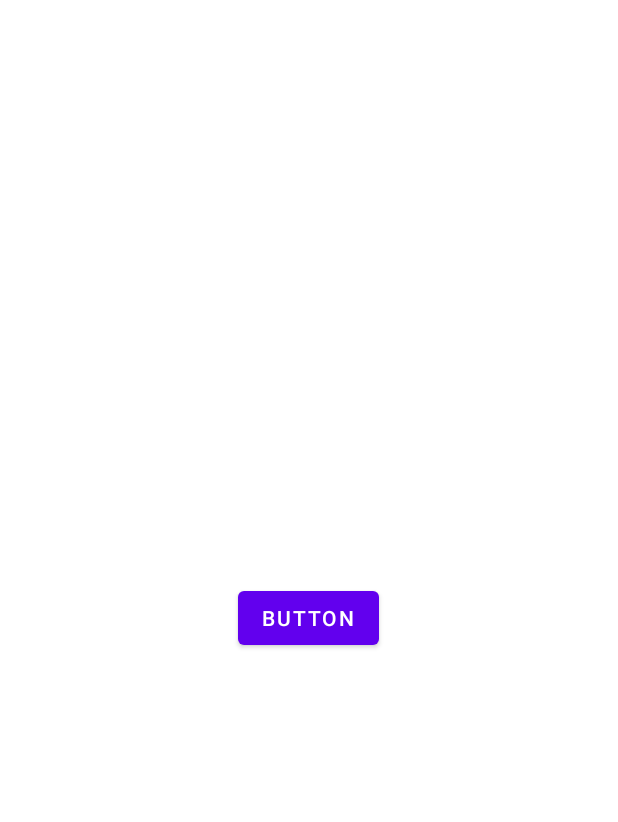
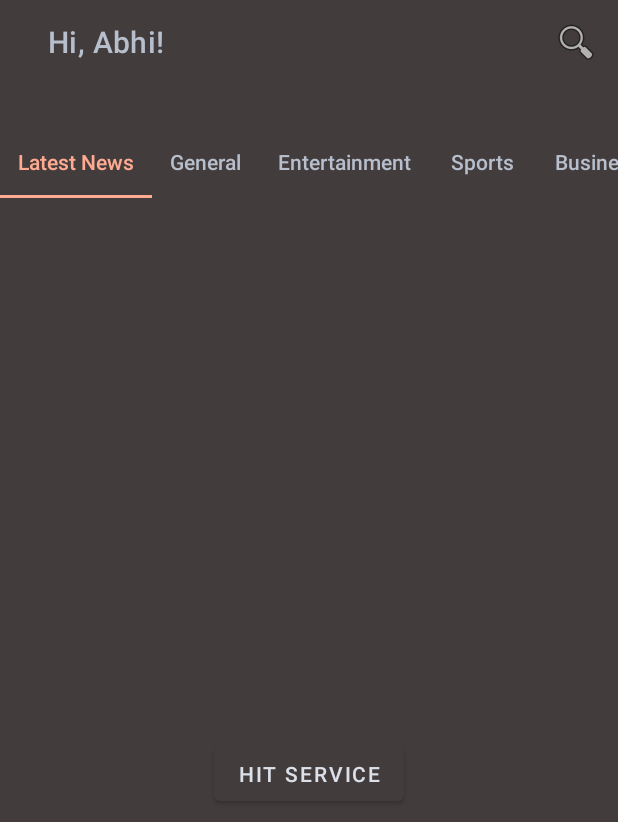
Before and after one commit to chauhan-abhi/modern-news-app, an Android app: the screen it shows after launch (MainActivity), on a phone screen of 412 x 824 dp. Shown: the top 822 px of the screen. Run offline under Robolectric (Android 15) with nearby library versions, the phone set to English and light mode, and no system bars; our stand-ins replace Dagger/Hilt's generated code, Timber, data binding; libraries missing offline, so code that uses them is left out: com.facebook.stetho; 1 statement that could not run was skipped.

Commit message:
Tab layout and view pager setup

```diff
--- a/app/src/main/AndroidManifest.xml
+++ b/app/src/main/AndroidManifest.xml
@@ -19,6 +19,10 @@
 
                 <category android:name="android.intent.category.LAUNCHER" />
             </intent-filter>
+
+            <meta-data android:name="android.app.searchable"
+                android:resource="@xml/searchable" />
+
         </activity>
     </application>
 
--- a/app/src/main/java/com/abhi/modernnewsapp/core/di/AppModule.kt
+++ b/app/src/main/java/com/abhi/modernnewsapp/core/di/AppModule.kt
@@ -21,12 +21,7 @@ import javax.inject.Singleton
 @Module
 @InstallIn(ApplicationComponent::class)
 object AppModule {
-/*
 
-    @Provides
-    @Singleton
-    fun providesContext(): Context = app.applicationContext
-*/
 
     @Singleton
     @Provides
--- a/app/src/main/java/com/abhi/modernnewsapp/news/MainActivity.kt
+++ b/app/src/main/java/com/abhi/modernnewsapp/news/MainActivity.kt
@@ -1,32 +1,60 @@
 package com.abhi.modernnewsapp.news
 
+import android.app.SearchManager
+import android.content.Context
 import androidx.appcompat.app.AppCompatActivity
 import android.os.Bundle
 import android.util.Log
+import android.view.Menu
+import android.view.MenuItem
 import androidx.activity.viewModels
+import androidx.appcompat.widget.SearchView
 import androidx.lifecycle.ViewModelProvider
+import androidx.viewpager2.widget.ViewPager2
 import com.abhi.modernnewsapp.R
 import com.abhi.modernnewsapp.core.base.BaseActivity
 import com.abhi.modernnewsapp.core.di.Injector
 import com.abhi.modernnewsapp.core.extensions.observeNotNull
 import com.abhi.modernnewsapp.core.uistate.ViewState
+import com.abhi.modernnewsapp.news.ui.adapter.NewsListingPagerAdapter
 import com.abhi.modernnewsapp.news.viewmodel.NewsViewModel
 import com.abhi.modernnewsapp.news.viewmodel.NewsViewModelFactory
+import com.google.android.material.tabs.TabLayoutMediator
 import dagger.hilt.EntryPoint
 import dagger.hilt.android.AndroidEntryPoint
 import kotlinx.android.synthetic.main.activity_main.*
+import kotlinx.android.synthetic.main.app_bar_main.*
 import timber.log.Timber
 import javax.inject.Inject
 
-class MainActivity : BaseActivity() {
+class MainActivity : BaseActivity(), SearchView.OnQueryTextListener {
 
-    private val newsViewModel: NewsViewModel by viewModels()
+    lateinit var pagerAdapter: NewsListingPagerAdapter
+
+    val categoryTitles = arrayListOf(
+        "Latest News",
+        "General",
+        "Entertainment",
+        "Sports",
+        "Business",
+        "Technology",
+        "Science",
+        "Health")
 
     override fun onCreate(savedInstanceState: Bundle?) {
         super.onCreate(savedInstanceState)
         setContentView(R.layout.activity_main)
-        //Injector.appComponent.inject(this)
-        button.setOnClickListener {
+
+        pagerAdapter = NewsListingPagerAdapter(this)
+        viewpager.adapter = pagerAdapter
+        //setSupportActionBar(mToolbar)
+        TabLayoutMediator(tabLayout, viewpager) { tab, position ->
+            tab.text = categoryTitles[position]
+        }.attach()
+        mToolbar.title = "Hi, Abhi!"
+        setSupportActionBar(mToolbar)
+        //tabLayout.getTabAt()
+        /*button.setOnClickListener {
             newsViewModel.getNewsForCategory("technology").observeNotNull(this) { state ->
                 when(state) {
                     is ViewState.Success -> Log.d("RES: ", state.data.toString())
@@ -34,7 +62,26 @@ class MainActivity : BaseActivity() {
                     is ViewState.Error   -> Log.d("RES: ", "Error...")
                 }
             }
-        }
+        }*/
 
     }
+
+    override fun onCreateOptionsMenu(menu: Menu): Boolean {
+        menuInflater.inflate(R.menu.menu, menu)
+        val itemSearch = menu.findItem(R.id.action_search)
+
+        return true
+    }
+
+    override fun onOptionsItemSelected(item: MenuItem): Boolean {
+        return super.onOptionsItemSelected(item)
+    }
+
+    override fun onQueryTextSubmit(query: String?): Boolean {
+        TODO("Not yet implemented")
+    }
+
+    override fun onQueryTextChange(newText: String?): Boolean {
+        TODO("Not yet implemented")
+    }
 }
--- /dev/null
+++ b/app/src/main/java/com/abhi/modernnewsapp/news/ui/NewsListFragment.kt
@@ -0,0 +1,54 @@
+package com.abhi.modernnewsapp.news.ui
+
+import android.os.Bundle
+import android.util.Log
+import androidx.fragment.app.Fragment
+import android.view.LayoutInflater
+import android.view.View
+import android.view.ViewGroup
+import androidx.activity.viewModels
+import androidx.fragment.app.viewModels
+import com.abhi.modernnewsapp.R
+import com.abhi.modernnewsapp.core.extensions.observeNotNull
+import com.abhi.modernnewsapp.core.uistate.ViewState
+import com.abhi.modernnewsapp.news.viewmodel.NewsViewModel
+import dagger.hilt.android.AndroidEntryPoint
+import kotlinx.android.synthetic.main.fragment_news_list.*
+
+@AndroidEntryPoint
+class NewsListFragment : Fragment() {
+
+    private val newsViewModel: NewsViewModel by viewModels()
+    private var cateogory: String = ""
+    companion object {
+        fun newInstance(category: String): NewsListFragment {
+            val fragment = NewsListFragment()
+            fragment.arguments = Bundle().apply {
+                putString("category", category)
+            }
+            return fragment
+        }
+    }
+
+    override fun onCreateView(
+        inflater: LayoutInflater, container: ViewGroup?,
+        savedInstanceState: Bundle?
+    ): View? {
+        // Inflate the layout for this fragment
+        return inflater.inflate(R.layout.fragment_news_list, container, false)
+    }
+
+    override fun onViewCreated(view: View, savedInstanceState: Bundle?) {
+        cateogory = arguments?.getString("category") ?: ""
+        hitServiceButton.setOnClickListener {
+            newsViewModel.getNewsForCategory(cateogory).observeNotNull(this) { state ->
+                when(state) {
+                    is ViewState.Success -> Log.d("RES: ", state.data.toString())
+                    is ViewState.Loading -> Log.d("RES: ", "Loading..")
+                    is ViewState.Error   -> Log.d("RES: ", "Error...")
+                }
+            }
+        }
+        super.onViewCreated(view, savedInstanceState)
+    }
+}
--- /dev/null
+++ b/app/src/main/java/com/abhi/modernnewsapp/news/ui/adapter/NewsListingPagerAdapter.kt
@@ -0,0 +1,32 @@
+package com.abhi.modernnewsapp.news.ui.adapter
+
+import androidx.fragment.app.Fragment
+import androidx.fragment.app.FragmentActivity
+import androidx.viewpager2.adapter.FragmentStateAdapter
+import com.abhi.modernnewsapp.news.ui.NewsListFragment
+
+class NewsListingPagerAdapter(val fragment: FragmentActivity): FragmentStateAdapter(fragment) {
+
+    val categories = arrayListOf(
+        "",
+        "General",
+        "Entertainment",
+        "Sports",
+        "Business",
+        "Technology",
+        "Science",
+        "Health")
+
+    override fun getItemCount(): Int {
+        return 8
+    }
+
+    override fun createFragment(position: Int): Fragment {
+        return NewsListFragment.newInstance(categories[position])
+    }
+
+    /*public fun getTabView(position: Int): View {
+        val view = LayoutInflater.from(fragment).inflate(R.layout.custom_tab, null)
+
+    }*/
+}
--- /dev/null
+++ b/app/src/main/res/drawable/search_background_border.xml
@@ -0,0 +1,5 @@
+<?xml version="1.0" encoding="utf-8"?>
+<shape xmlns:android="http://schemas.android.com/apk/res/android">
+    <solid android:color="#3c4043" />
+    <corners android:radius="10dp" />
+</shape>
--- a/app/src/main/res/layout/activity_main.xml
+++ b/app/src/main/res/layout/activity_main.xml
@@ -1,29 +1,60 @@
 <?xml version="1.0" encoding="utf-8"?>
-<androidx.constraintlayout.widget.ConstraintLayout xmlns:android="http://schemas.android.com/apk/res/android"
-    xmlns:app="http://schemas.android.com/apk/res-auto"
-    xmlns:tools="http://schemas.android.com/tools"
-    android:layout_width="match_parent"
-    android:layout_height="match_parent"
-    tools:context=".news.MainActivity">
+<layout xmlns:android="http://schemas.android.com/apk/res/android"
+    xmlns:app="http://schemas.android.com/apk/res-auto">
 
-    <FrameLayout
-        android:id="@+id/mainContainer"
+    <androidx.coordinatorlayout.widget.CoordinatorLayout
         android:layout_width="match_parent"
         android:layout_height="match_parent"
-        app:layout_constraintBottom_toBottomOf="parent"
-        app:layout_constraintEnd_toEndOf="parent"
-        app:layout_constraintStart_toStartOf="parent"
-        app:layout_constraintTop_toTopOf="parent">
+        android:background="@color/bg_search_bar"
+        android:fitsSystemWindows="true">
 
-        <Button
-            android:id="@+id/button"
-            android:layout_width="wrap_content"
+        <com.google.android.material.appbar.AppBarLayout
+            android:id="@+id/ablNewsListing"
+            android:layout_width="match_parent"
             android:layout_height="wrap_content"
-            android:layout_gravity="center"
-            android:text="Button" />
-    </FrameLayout>
+            android:fitsSystemWindows="true"
+            android:theme="@style/ToolbarTheme">
+
+            <com.google.android.material.appbar.CollapsingToolbarLayout
+                android:id="@+id/collapsing_toolbar"
+                android:layout_width="match_parent"
+                android:layout_height="132dp"
+                app:layout_scrollFlags="scroll|enterAlways|exitUntilCollapsed"
+                app:titleEnabled="false">
+
+                <androidx.appcompat.widget.Toolbar
+                    android:id="@+id/mToolbar"
+                    android:layout_width="match_parent"
+                    android:layout_height="?attr/actionBarSize"
+                    app:layout_collapseMode="parallax"
+                    android:layout_marginLeft="16dp"
+                    app:popupTheme="@style/ToolbarPopupTheme"
+                    app:titleTextColor="@color/grey_text" />
+
+                <com.google.android.material.tabs.TabLayout
+                    android:id="@+id/tabLayout"
+                    android:layout_width="match_parent"
+                    android:layout_height="48dp"
+                    app:layout_collapseMode="pin"
+                    android:layout_gravity="bottom"
+                    style="@style/NewsCustomTabLayout"
+                    app:tabTextColor="@color/grey_text"
+                    app:tabSelectedTextColor="@color/accent_color"
+                    app:tabIndicator="@color/accent_color"
+                    android:background="@color/bg_search_bar"
+                    app:tabMode="scrollable" />
+
+            </com.google.android.material.appbar.CollapsingToolbarLayout>
+
+        </com.google.android.material.appbar.AppBarLayout>
 
 
+        <androidx.viewpager2.widget.ViewPager2
+            android:id="@+id/viewpager"
+            android:layout_width="match_parent"
+            android:layout_height="match_parent"
+            app:layout_behavior="@string/appbar_scrolling_view_behavior" />
 
 
-</androidx.constraintlayout.widget.ConstraintLayout>
+    </androidx.coordinatorlayout.widget.CoordinatorLayout>
+</layout>
--- /dev/null
+++ b/app/src/main/res/layout/app_bar_main.xml
@@ -0,0 +1,28 @@
+<?xml version="1.0" encoding="utf-8"?>
+<layout>
+
+    <androidx.coordinatorlayout.widget.CoordinatorLayout xmlns:android="http://schemas.android.com/apk/res/android"
+        xmlns:app="http://schemas.android.com/apk/res-auto"
+        android:layout_width="match_parent"
+        android:layout_height="match_parent">
+
+        <com.google.android.material.appbar.AppBarLayout
+            android:layout_width="match_parent"
+            android:layout_height="wrap_content"
+            android:layout_marginLeft="20dp"
+            android:layout_marginTop="20dp"
+            android:layout_marginRight="20dp"
+            android:background="@color/black"
+            android:theme="@style/ToolbarTheme" />
+
+        <androidx.appcompat.widget.Toolbar
+            android:id="@+id/toolbar"
+            android:layout_width="match_parent"
+            android:layout_height="?attr/actionBarSize"
+            android:background="@drawable/search_background_border"
+            app:popupTheme="@style/ToolbarPopupTheme"
+            app:titleTextColor="@color/white" />
+
+
+    </androidx.coordinatorlayout.widget.CoordinatorLayout>
+</layout>
--- /dev/null
+++ b/app/src/main/res/layout/custom_tab.xml
@@ -0,0 +1,6 @@
+<?xml version="1.0" encoding="utf-8"?>
+<androidx.constraintlayout.widget.ConstraintLayout
+    xmlns:android="http://schemas.android.com/apk/res/android" android:layout_width="match_parent"
+    android:layout_height="match_parent">
+
+</androidx.constraintlayout.widget.ConstraintLayout>
--- /dev/null
+++ b/app/src/main/res/layout/fragment_news_list.xml
@@ -0,0 +1,26 @@
+<?xml version="1.0" encoding="utf-8"?>
+<layout xmlns:android="http://schemas.android.com/apk/res/android"
+    xmlns:app="http://schemas.android.com/apk/res-auto"
+    xmlns:tools="http://schemas.android.com/tools">
+
+    <androidx.constraintlayout.widget.ConstraintLayout
+        android:layout_width="match_parent"
+        android:layout_height="match_parent"
+        tools:context=".news.ui.NewsListFragment">
+
+        <!-- TODO: Update blank fragment layout -->
+        <Button
+            android:id="@+id/hitServiceButton"
+            android:layout_width="wrap_content"
+            android:layout_height="wrap_content"
+            android:text="Hit Service"
+            app:layout_constraintBottom_toBottomOf="parent"
+            app:layout_constraintEnd_toEndOf="parent"
+            app:layout_constraintStart_toStartOf="parent"
+            app:layout_constraintTop_toTopOf="parent"
+            />
+
+
+    </androidx.constraintlayout.widget.ConstraintLayout>
+
+</layout>
--- /dev/null
+++ b/app/src/main/res/menu/menu.xml
@@ -0,0 +1,11 @@
+<?xml version="1.0" encoding="utf-8"?>
+<menu xmlns:android="http://schemas.android.com/apk/res/android"
+    xmlns:tools="http://schemas.android.com/tools"
+    xmlns:app="http://schemas.android.com/apk/res-auto">
+    <item
+        android:id="@+id/action_search"
+        android:icon="@android:drawable/ic_menu_search"
+        app:showAsAction="collapseActionView|always"
+        app:actionViewClass="androidx.appcompat.widget.SearchView"
+        android:title="Search"/>
+</menu>
--- a/app/src/main/res/values/colors.xml
+++ b/app/src/main/res/values/colors.xml
@@ -7,4 +7,14 @@
     <color name="teal_700">#FF018786</color>
     <color name="black">#FF000000</color>
     <color name="white">#FFFFFFFF</color>
+
+    <color name="primary_bg">#050608</color>
+    <color name="primary_text">#3C4147</color>
+    <color name="accent_color">#ffab91</color>
+
+
+    <color name="bg_search_bar">#423C3C</color>
+    <color name="app_background">#0D0E0E</color>
+    <color name="grey_text">#B7BECC</color>
+    <color name="light_grey">#DBE0E9</color>
 </resources>
--- a/app/src/main/res/values/strings.xml
+++ b/app/src/main/res/values/strings.xml
@@ -1,3 +1,6 @@
 <resources>
     <string name="app_name">ModernNewsApp</string>
+    <!-- TODO: Remove or change this placeholder text -->
+    <string name="hello_blank_fragment">Hello blank fragment</string>
+    <string name="search_hint">Search by topic</string>
 </resources>
--- a/app/src/main/res/values/themes.xml
+++ b/app/src/main/res/values/themes.xml
@@ -2,15 +2,40 @@
     <!-- Base application theme. -->
     <style name="Theme.ModernNewsApp" parent="Theme.MaterialComponents.DayNight.NoActionBar">
         <!-- Primary brand color. -->
-        <item name="colorPrimary">@color/purple_500</item>
-        <item name="colorPrimaryDark">@color/purple_700</item>
-        <item name="colorOnPrimary">@color/white</item>
+        <item name="colorPrimary">@color/bg_search_bar</item>
+        <item name="colorPrimaryDark">@color/app_background</item>
+        <item name="colorOnPrimary">@color/light_grey</item>
         <!-- Secondary brand color. -->
         <item name="colorSecondary">@color/teal_200</item>
         <item name="colorSecondaryVariant">@color/teal_700</item>
         <item name="colorOnSecondary">@color/black</item>
         <!-- Status bar color. -->
-        <item name="android:statusBarColor" tools:targetApi="l">?attr/colorPrimaryVariant</item>
+        <item name="android:statusBarColor" tools:targetApi="l">@color/app_background</item>
         <!-- Customize your theme here. -->
     </style>
+
+
+    <style name="ToolbarTheme" parent="@style/ThemeOverlay.AppCompat.Dark.ActionBar">
+        <item name="android:textColorPrimary">@color/grey_text</item>
+        <item name="colorAccent">@color/light_grey</item>
+        <item name="background">@color/bg_search_bar</item>
+    </style>
+
+    <style name="ToolbarPopupTheme" parent="Theme.AppCompat.DayNight.NoActionBar">
+        <!-- Customize your theme here. -->
+        <item name="colorPrimary">@color/white</item>>
+    </style>
+
+    <style name="NewsCustomTabLayout" parent="Widget.Design.TabLayout">
+        <item name="tabIndicatorColor">@color/accent_color</item>
+        <item name="tabIndicatorHeight">2dp</item>
+        <item name="tabTextAppearance">@style/NewsCustomTabTextAppearance</item>
+        <item name="tabSelectedTextColor">@color/accent_color</item>
+    </style>
+
+    <style name="NewsCustomTabTextAppearance" parent="TextAppearance.Design.Tab">
+        <item name="android:textColor">@color/accent_color</item>
+        <item name="textAllCaps">false</item>
+        <item name="android:textAllCaps">false</item>
+    </style>
 </resources>
--- /dev/null
+++ b/app/src/main/res/xml/searchable.xml
@@ -0,0 +1,5 @@
+<?xml version="1.0" encoding="utf-8"?>
+<searchable xmlns:android="http://schemas.android.com/apk/res/android"
+    android:hint="@string/search_hint"
+    android:label="@string/app_name">
+</searchable>
```
Also changed, not shown: app/build.gradle (+9 -2 lines).
